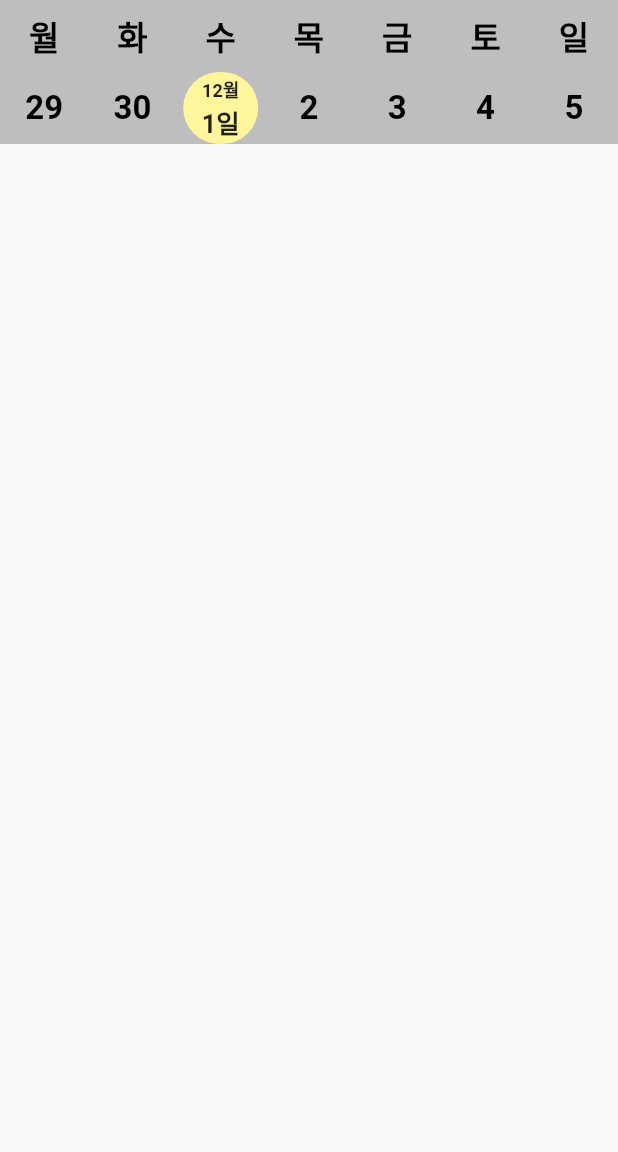
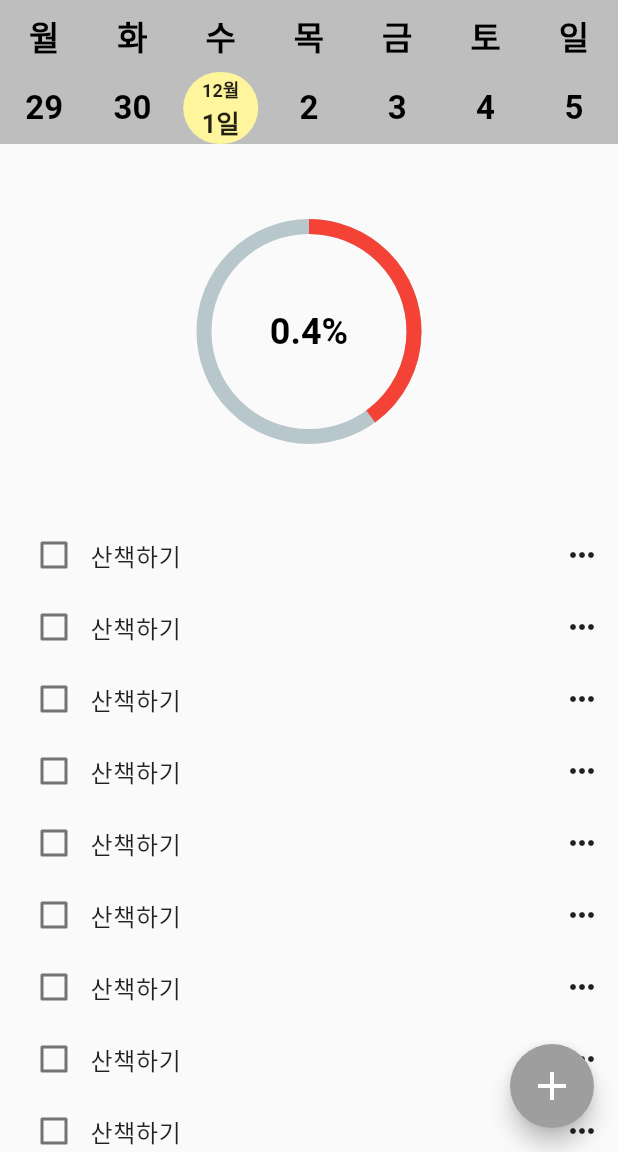
Before and after one commit to yejoonCho/todo_list_app, a Flutter app: the screen it shows after launch, on a phone screen of 412 x 824 dp, the part 84-1236 px from its top. Run offline on Flutter 3.47's test engine with Material 2 defaults, Android fonts, the light colour scheme and no system bars; drawn by our look-alikes of percent_indicator; our stand-ins replace google_fonts, sizer.

Commit message:
홈 스크린 디자인
percentage indicator 디자인 추가
todo listview 추가
add floating action button 추가

```diff
--- a/lib/core/app_theme.dart
+++ b/lib/core/app_theme.dart
@@ -3,9 +3,14 @@ import 'package:google_fonts/google_fonts.dart';
 
 class AppTheme {
   const AppTheme._();
-  static TextStyle title = GoogleFonts.roboto(
+  static TextStyle title1 = GoogleFonts.roboto(
       textStyle: const TextStyle(
           fontSize: 24, fontWeight: FontWeight.bold, color: Colors.black));
+
+  static TextStyle content1 = GoogleFonts.roboto(
+    fontSize: 16,
+    letterSpacing: 0.5,
+  );
 
   static final lightTheme = ThemeData(
     brightness: Brightness.light,
--- a/lib/presentation/home_app_bar.dart
+++ b/lib/presentation/home_app_bar.dart
@@ -41,7 +41,7 @@ class _HomeAppBarState extends State<HomeAppBar> {
                   width: 48,
                   child: Icon(Icons.menu, size: 28),
                 ),
-                Text('Todo List', style: AppTheme.title),
+                Text('Todo List', style: AppTheme.title1),
                 const SizedBox(
                   width: 48,
                   child: Icon(
@@ -66,7 +66,7 @@ class _HomeAppBarState extends State<HomeAppBar> {
                       child: Center(
                         child: Text(
                           kdayList[index],
-                          style: AppTheme.title.copyWith(fontSize: 22),
+                          style: AppTheme.title1.copyWith(fontSize: 22),
                         ),
                       ),
                     ),
@@ -155,8 +155,8 @@ class _HomeAppBarState extends State<HomeAppBar> {
                                     )
                                   : Text(
                                       '${date.day}',
-                                      style:
-                                          AppTheme.title.copyWith(fontSize: 22),
+                                      style: AppTheme.title1
+                                          .copyWith(fontSize: 22),
                                     ),
                             ),
                           ),
--- a/lib/presentation/home_screen.dart
+++ b/lib/presentation/home_screen.dart
@@ -1,4 +1,6 @@
 import 'package:flutter/material.dart';
+import 'package:percent_indicator/percent_indicator.dart';
+import 'package:todo_list_app/core/app_theme.dart';
 import 'package:todo_list_app/presentation/home_app_bar.dart';
 
 class HomeScreen extends StatelessWidget {
@@ -7,7 +9,43 @@ class HomeScreen extends StatelessWidget {
   @override
   Widget build(BuildContext context) {
     return Scaffold(
-      appBar: HomeAppBar(),
+      appBar: const HomeAppBar(),
+      floatingActionButton: FloatingActionButton(
+        onPressed: () {},
+        child: const Icon(Icons.add, size: 32),
+        backgroundColor: Colors.grey.shade500,
+      ),
+      body: Padding(
+          padding: const EdgeInsets.symmetric(horizontal: 12),
+          child: ListView(
+            children: [
+              const SizedBox(height: 50),
+              CircularPercentIndicator(
+                percent: 0.4,
+                center: Text('0.4%', style: AppTheme.title1),
+                radius: 150,
+                lineWidth: 10,
+                animation: true,
+                animationDuration: 5000,
+              ),
+              const SizedBox(height: 50),
+              for (int i = 0; i < 20; i++)
+                Row(
+                  children: [
+                    Checkbox(
+                      value: false,
+                      onChanged: (value) {},
+                    ),
+                    Text('산책하기', style: AppTheme.content1),
+                    const Spacer(),
+                    GestureDetector(
+                      onTap: () {},
+                      child: const Icon(Icons.more_horiz),
+                    ),
+                  ],
+                )
+            ],
+          )),
     );
   }
 }
--- a/pubspec.yaml
+++ b/pubspec.yaml
@@ -34,6 +34,7 @@ dependencies:
   # The following adds the Cupertino Icons font to your application.
   # Use with the CupertinoIcons class for iOS style icons.
   cupertino_icons: ^1.0.2
+  percent_indicator: ^3.4.0
   google_fonts: ^2.1.0
   sizer: ^2.0.15
   intl: ^0.17.0
```
Also changed, not shown: pubspec.lock.
